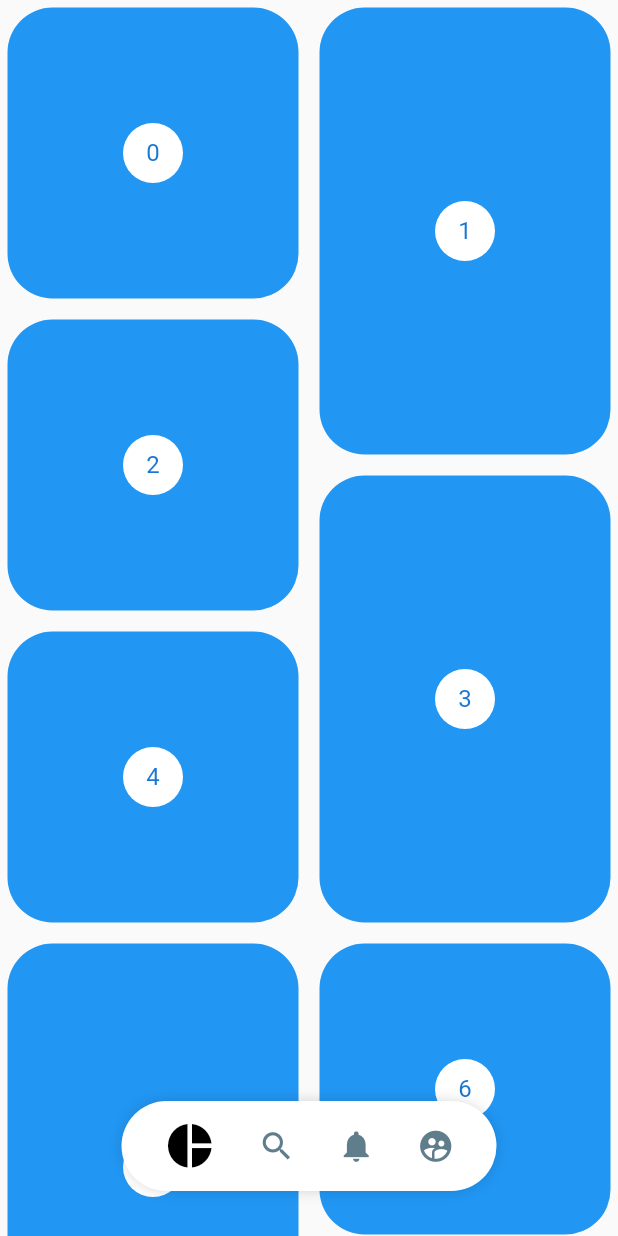
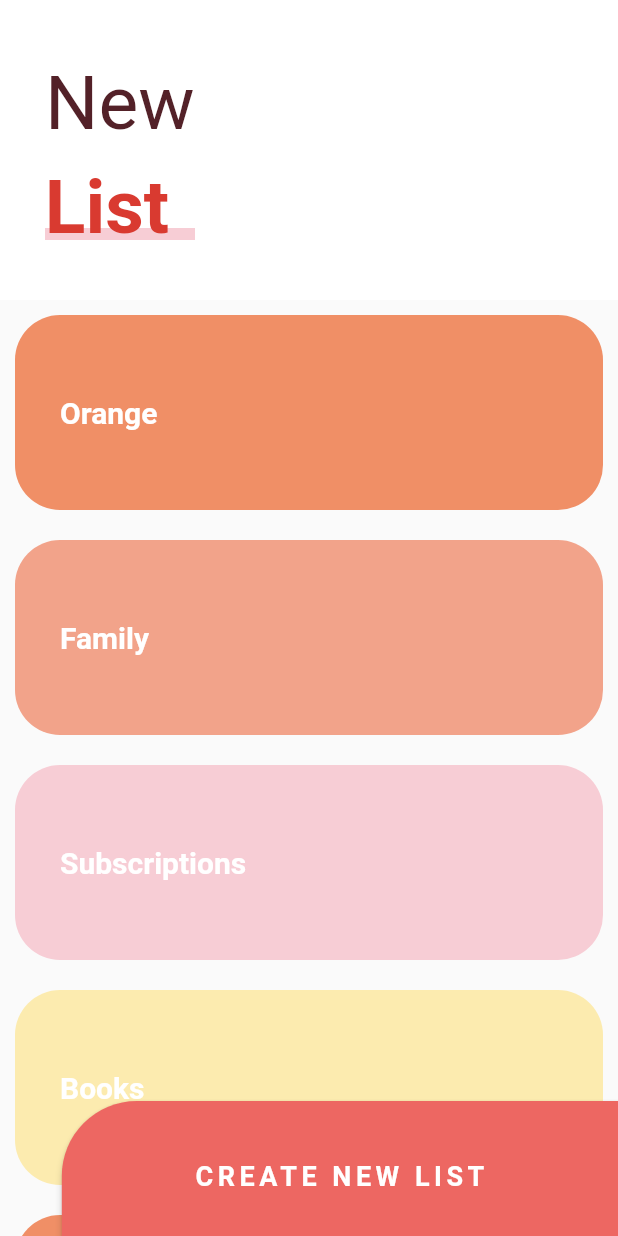
Before and after one commit to felibassx/flutter_design_appExamples, a Flutter app: the screen it shows after launch, on a phone screen of 412 x 824 dp. Run offline on Flutter 3.47's test engine with Material 2 defaults, Android fonts, the phone set to English and light mode, and no system bars; our stand-ins replace animate_do, flutter_svg, font_awesome_flutter.

Commit message:
Sliders personalizados

```diff
--- a/lib/main.dart
+++ b/lib/main.dart
@@ -1,5 +1,7 @@
 
-import 'package:disenos_app/src/pages/pinterest_page.dart';
+import 'package:disenos_app/src/pages/sliver_list_page.dart';
+// import 'package:disenos_app/src/pages/pinterest_page.dart';
+// import 'package:disenos_app/src/pages/emergency_page.dart';
 import 'package:flutter/material.dart';
 
 // import 'package:disenos_app/src/pages/slideshow_page.dart';
@@ -16,7 +18,7 @@ class MyApp extends StatelessWidget {
     return MaterialApp(
       debugShowCheckedModeBanner: false,
       title: 'Diseños App',
-      home: PinterestPage()
+      home: SliverListPage()
     );
   }
 }
--- /dev/null
+++ b/lib/src/pages/sliver_list_page.dart
@@ -0,0 +1,221 @@
+import 'package:flutter/material.dart';
+
+class SliverListPage extends StatelessWidget {
+  @override
+  Widget build(BuildContext context) {
+    return Scaffold(
+      // body: _Titulo(),
+      // body: _ListaTareas(),
+      body: Stack(
+        children: <Widget>[
+           _MainScroll(),
+           Positioned(
+             child: _BottonNewList(),
+             bottom: -10,
+             right: 0,
+            ),
+        ],
+      ),
+    );
+  }
+}
+
+class _BottonNewList extends StatelessWidget {
+
+  @override
+  Widget build(BuildContext context) {
+
+    final Size size = MediaQuery.of(context).size;
+
+    return Container(
+      child: ButtonTheme(
+        height: 100,
+        minWidth: size.width * 0.9,
+        child: RaisedButton(
+          color: Color(0xffed6762),
+          shape: RoundedRectangleBorder(
+            borderRadius: BorderRadius.only(topLeft: Radius.circular(50))
+          ),
+          onPressed: () {},
+          child: Text(
+            'CREATE NEW LIST',
+            style: TextStyle(
+              color: Colors.white,
+              fontSize: 18,
+              fontWeight: FontWeight.bold,
+              letterSpacing: 3
+            ),
+          ),
+        ),
+      ),
+    );
+  }
+}
+
+class _MainScroll extends StatelessWidget {
+  final items = [
+    _ListItem('Orange', Color(0xffF08F66)),
+    _ListItem('Family', Color(0xffF2A38A)),
+    _ListItem('Subscriptions', Color(0xffF7CDD5)),
+    _ListItem('Books', Color(0xffFCEBAF)),
+    _ListItem('Orange', Color(0xffF08F66)),
+    _ListItem('Family', Color(0xffF2A38A)),
+    _ListItem('Subscriptions', Color(0xffF7CDD5)),
+    _ListItem('Books', Color(0xffFCEBAF)),
+  ];
+
+  @override
+  Widget build(BuildContext context) {
+    return CustomScrollView(
+      slivers: <Widget>[
+        // SliverAppBar(
+        //   backgroundColor: Colors.red,
+        //   title: Text('Hola Mundo'),
+        // ),
+
+        SliverPersistentHeader(
+          floating: true,
+          delegate: _SliverCustomHeaderDelegate(
+            minHeight: 170,
+            maxHeight: 200,
+            child: Container(
+              alignment: Alignment.centerLeft,
+              child: _Titulo(),
+              color: Colors.white,
+            )
+          ),
+        ),
+
+        SliverList(
+          delegate: SliverChildListDelegate([
+            ...items,
+            SizedBox(height: 100,)
+          ]),
+        )
+      ],
+    );
+  }
+}
+
+class _SliverCustomHeaderDelegate extends SliverPersistentHeaderDelegate {
+
+  final double minHeight;
+  final double maxHeight;
+  final Widget child;
+
+
+_SliverCustomHeaderDelegate({
+  @required this.minHeight,
+  @required this.maxHeight,
+  @required this.child
+});
+
+  @override
+  Widget build(
+      BuildContext context, double shrinkOffset, bool overlapsContent) {
+    return SizedBox.expand(child: child,);
+  }
+
+  @override
+  double get maxExtent => (minHeight > maxHeight) ? minHeight : maxHeight;
+
+  @override
+  double get minExtent => (maxHeight > minHeight) ? maxHeight : minHeight;
+
+  @override
+  bool shouldRebuild(_SliverCustomHeaderDelegate oldDelegate) {
+    return  maxHeight != oldDelegate.maxHeight ||
+            minHeight != oldDelegate.minHeight ||
+            child != oldDelegate.child;
+  }
+}
+
+class _Titulo extends StatelessWidget {
+  const _Titulo({
+    Key key,
+  }) : super(key: key);
+
+  @override
+  Widget build(BuildContext context) {
+    return Column(
+      children: <Widget>[
+        SizedBox(
+          height: 30,
+        ),
+        Container(
+          margin: EdgeInsets.symmetric(horizontal: 30, vertical: 10),
+          child: Text(
+            'New',
+            style: TextStyle(color: Color(0xff532128), fontSize: 50),
+          ),
+        ),
+        Stack(
+          children: <Widget>[
+            SizedBox(
+              width: 100,
+            ),
+            Positioned(
+              bottom: 8,
+              child: Container(
+                width: 150,
+                height: 8,
+                color: Color(0xfff7cdd5),
+              ),
+            ),
+            Container(
+              child: Text('List',
+                  style: TextStyle(
+                      color: Color(0xffd93a30),
+                      fontSize: 50,
+                      fontWeight: FontWeight.bold)),
+            ),
+          ],
+        )
+      ],
+    );
+  }
+}
+
+class _ListaTareas extends StatelessWidget {
+  final items = [
+    _ListItem('Orange', Color(0xffF08F66)),
+    _ListItem('Family', Color(0xffF2A38A)),
+    _ListItem('Subscriptions', Color(0xffF7CDD5)),
+    _ListItem('Books', Color(0xffFCEBAF)),
+    _ListItem('Orange', Color(0xffF08F66)),
+    _ListItem('Family', Color(0xffF2A38A)),
+    _ListItem('Subscriptions', Color(0xffF7CDD5)),
+    _ListItem('Books', Color(0xffFCEBAF)),
+  ];
+
+  @override
+  Widget build(BuildContext context) {
+    return ListView.builder(
+        itemCount: items.length,
+        itemBuilder: (BuildContext context, int index) => items[index]);
+  }
+}
+
+class _ListItem extends StatelessWidget {
+  final String titulo;
+  final Color color;
+
+  _ListItem(this.titulo, this.color);
+
+  @override
+  Widget build(BuildContext context) {
+    return Container(
+      padding: EdgeInsets.all(30),
+      alignment: Alignment.centerLeft,
+      child: Text(
+        this.titulo,
+        style: TextStyle(
+            color: Colors.white, fontWeight: FontWeight.bold, fontSize: 20),
+      ),
+      height: 130,
+      margin: EdgeInsets.all(10),
+      decoration: BoxDecoration(
+          color: this.color, borderRadius: BorderRadius.circular(30)),
+    );
+  }
+}
--- a/pubspec.yaml
+++ b/pubspec.yaml
@@ -31,6 +31,8 @@ dependencies:
   flutter_svg: ^0.17.4
   provider: ^4.1.2
   flutter_staggered_grid_view: ^0.3.0
+  font_awesome_flutter: ^8.8.1
+  animate_do: ^1.7.2
 
 dev_dependencies:
   flutter_test:
```
Also changed, not shown: lib/src/pages/emergency_page.dart (added, +159 -0 lines), lib/src/widgets/fat_button.dart (added, +104 -0 lines), lib/src/widgets/headers.dart (+130 -55 lines), pubspec.lock.
